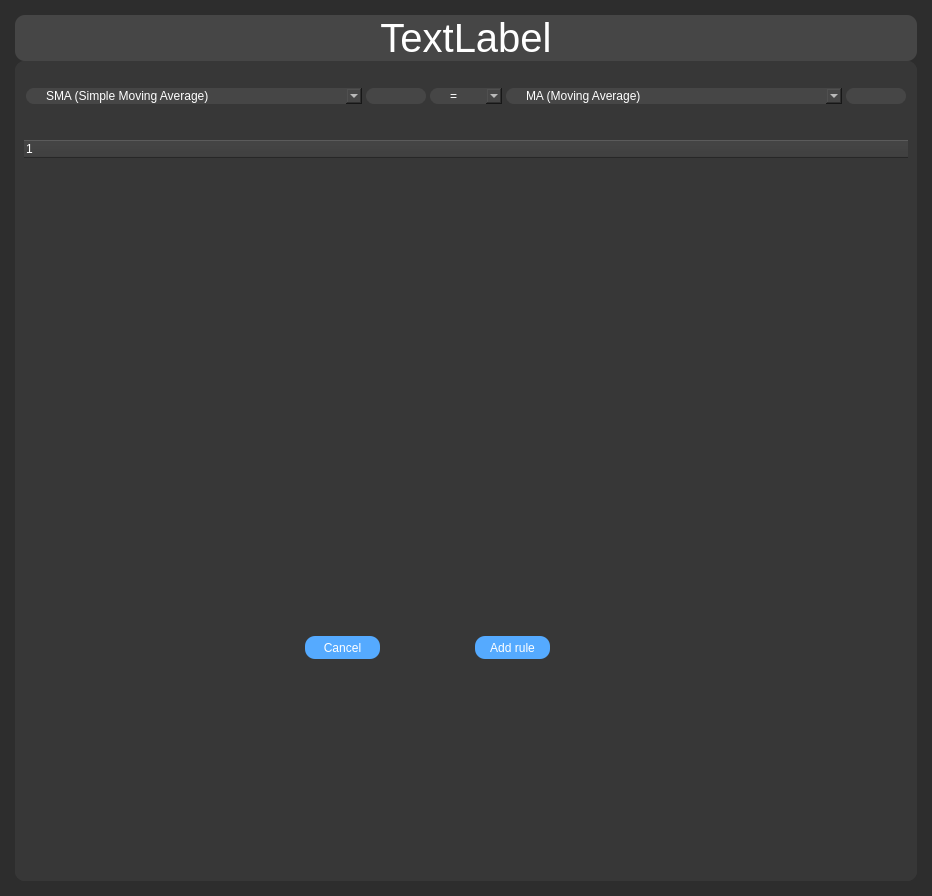
Before: the Qt Designer form ui/add_strategy_rule_page.ui in kornelHub/BackTesting-App, drawn with Qt 5.
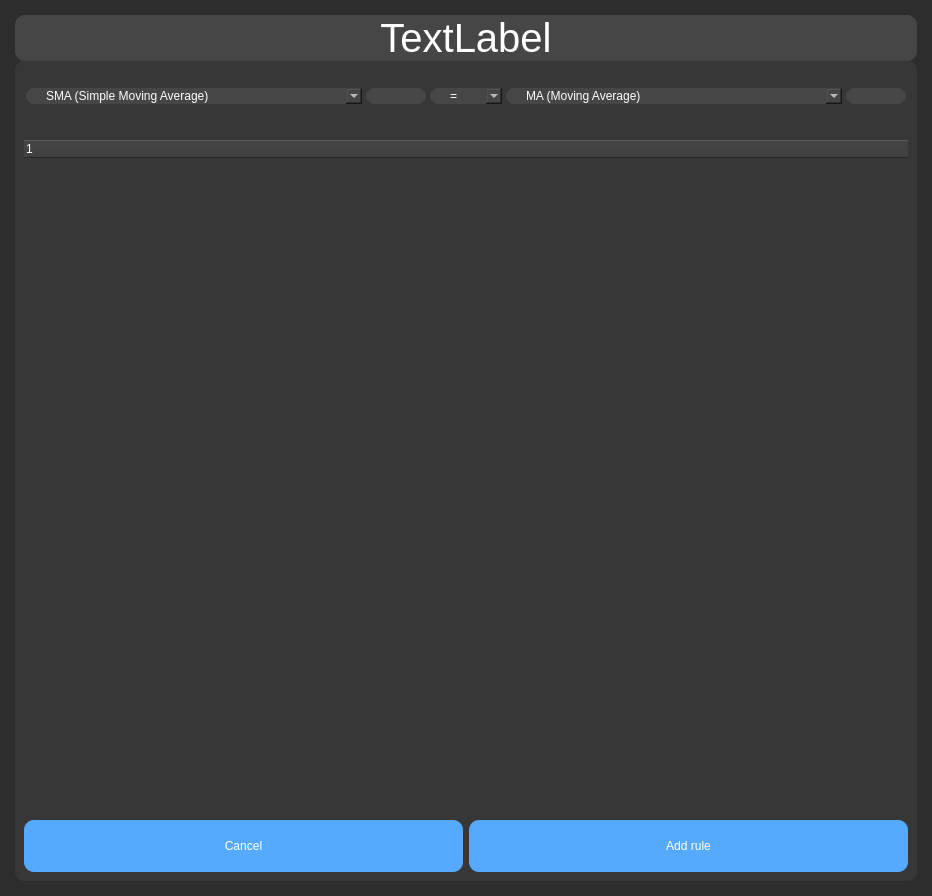
After: the same form once the commit is applied.

```diff
--- a/ui/add_strategy_rule_page.ui
+++ b/ui/add_strategy_rule_page.ui
@@ -512,19 +512,25 @@
       <item>
        <widget class="QWidget" name="widget_4" native="true">
         <property name="sizePolicy">
-         <sizepolicy hsizetype="Preferred" vsizetype="Expanding">
+         <sizepolicy hsizetype="Expanding" vsizetype="Preferred">
           <horstretch>0</horstretch>
           <verstretch>0</verstretch>
          </sizepolicy>
         </property>
+        <property name="minimumSize">
+         <size>
+          <width>0</width>
+          <height>70</height>
+         </size>
+        </property>
+        <layout class="QHBoxLayout" name="horizontalLayout_3">
+         <item>
         <widget class="QPushButton" name="p3_cancel_button">
-         <property name="geometry">
-          <rect>
-           <x>290</x>
-           <y>130</y>
-           <width>75</width>
-           <height>23</height>
-          </rect>
+           <property name="sizePolicy">
+            <sizepolicy hsizetype="Expanding" vsizetype="Preferred">
+             <horstretch>0</horstretch>
+             <verstretch>0</verstretch>
+            </sizepolicy>
          </property>
          <property name="styleSheet">
           <string notr="true">color: rgb(255, 255, 255);
@@ -537,14 +543,14 @@
           <string>Cancel</string>
          </property>
         </widget>
+         </item>
+         <item>
         <widget class="QPushButton" name="p3_addRule_button">
-         <property name="geometry">
-          <rect>
-           <x>460</x>
-           <y>130</y>
-           <width>75</width>
-           <height>23</height>
-          </rect>
+           <property name="sizePolicy">
+            <sizepolicy hsizetype="Expanding" vsizetype="Preferred">
+             <horstretch>0</horstretch>
+             <verstretch>0</verstretch>
+            </sizepolicy>
          </property>
          <property name="styleSheet">
           <string notr="true">color: rgb(255, 255, 255);
@@ -557,6 +563,8 @@
           <string>Add rule</string>
          </property>
         </widget>
+         </item>
+        </layout>
        </widget>
       </item>
      </layout>
```
Lines whose indentation alone changed are shown as unchanged.
